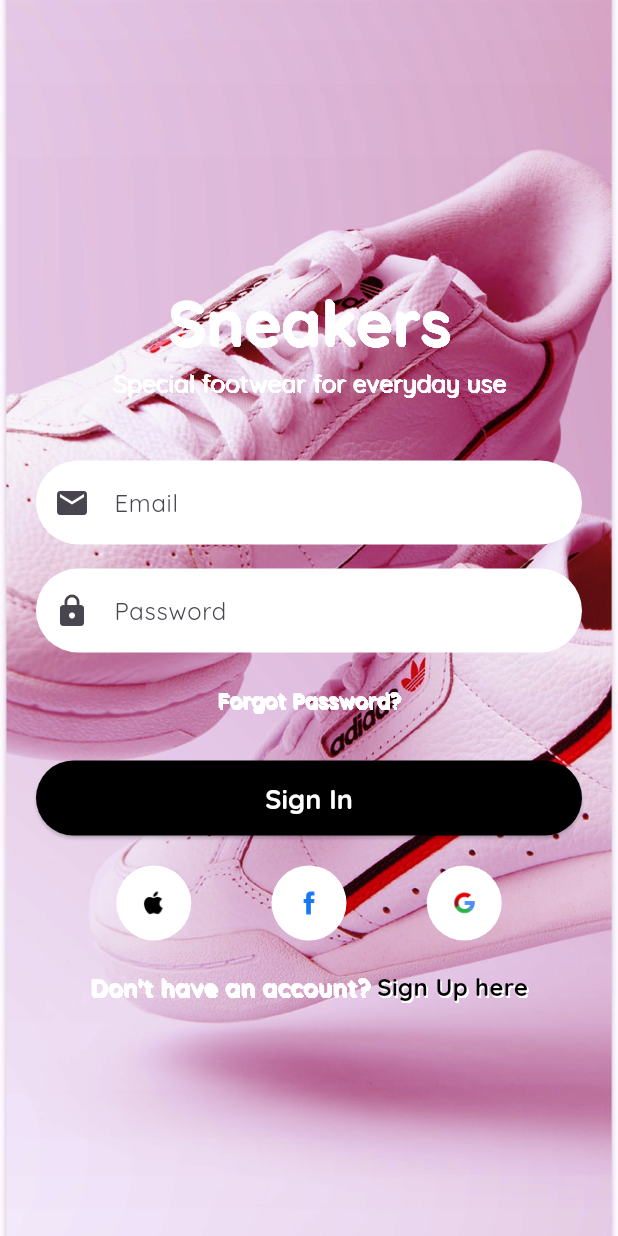
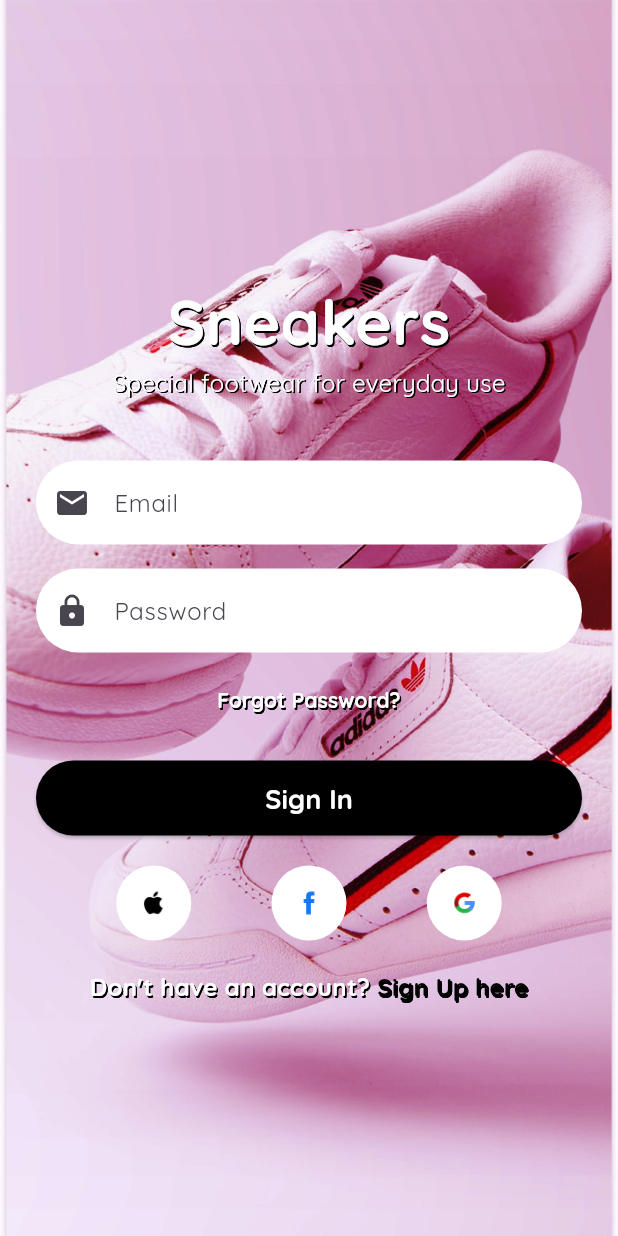
Before and after one commit to ali2hmed/sneakers, a Flutter app: the screen it shows after launch, on a phone screen of 412 x 824 dp. Run offline on Flutter 3.47's test engine with Material 3 defaults, Android fonts, the phone set to English and light mode, and no system bars; our stand-ins replace custom_navigation_bar, font_awesome_flutter, simple_animations, sqflite, supercharged; accounts and stored records are empty.

Commit message:
change shadow

```diff
--- a/lib/view/sign_in_screen.dart
+++ b/lib/view/sign_in_screen.dart
@@ -45,10 +45,10 @@ class SneakersSignInScreen extends StatelessWidget {
       fontWeight: fontWeight,
       color: textColor,
       shadows: const [
-        Shadow(offset: Offset(1, 1), color: Colors.white),
-        Shadow(offset: Offset(1, 1), color: Colors.white),
-        Shadow(offset: Offset(1, 1), color: Colors.white),
-        Shadow(offset: Offset(1, 1), color: Colors.white),
+        Shadow(offset: Offset(1, 1), color: Colors.black),
+        Shadow(offset: Offset(1, 1), color: Colors.black),
+        Shadow(offset: Offset(1, 1), color: Colors.black),
+        Shadow(offset: Offset(1, 1), color: Colors.black),
       ],
     );
   }
```
Also changed, not shown: 1 other file.
